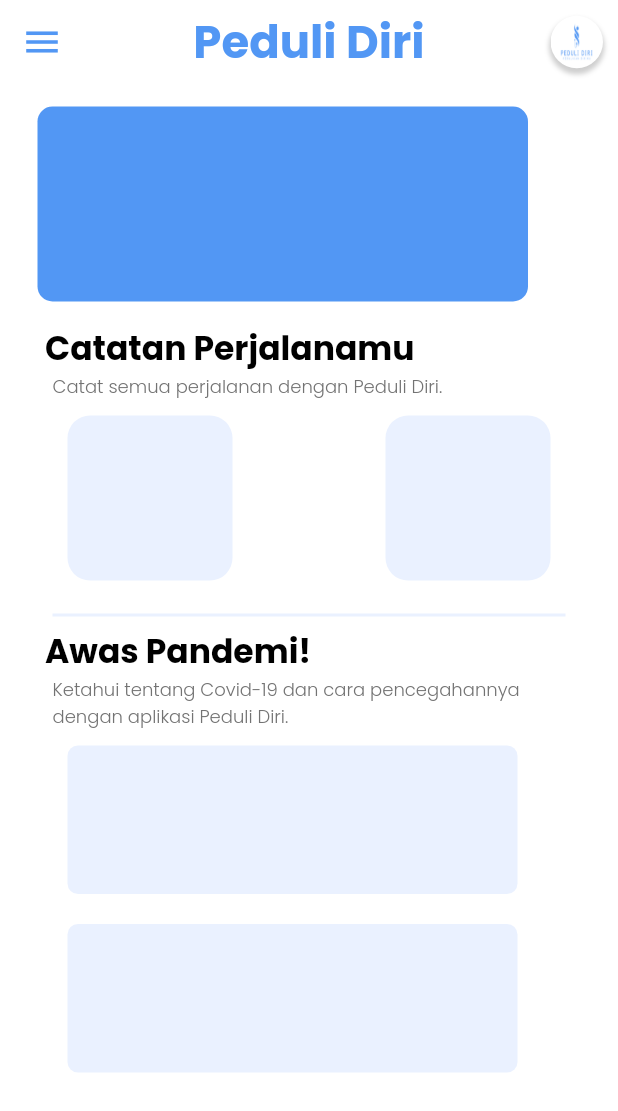
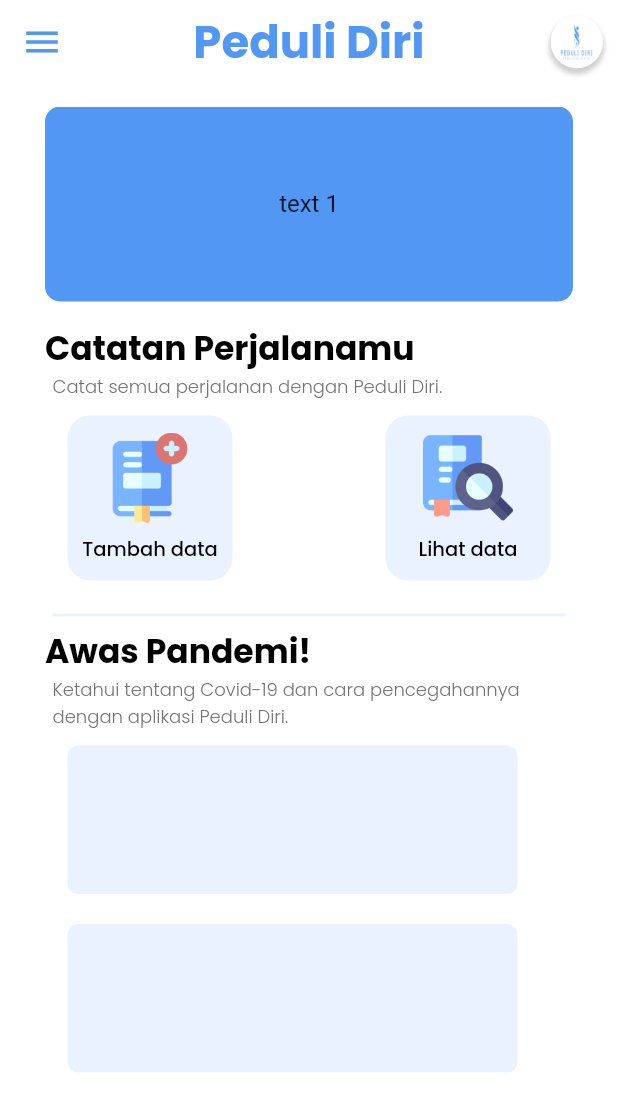
Before and after one commit to AldiJulianto/PeduliDiri, a Flutter app: the DasboardView screen opened by its route, on a phone screen of 412 x 824 dp. Shown: the top 1111 px of the screen. Run offline on Flutter 3.47's test engine with Material 2 defaults, Android fonts, the light colour scheme and no system bars; drawn by our look-alikes of carousel_slider; our stand-ins replace cool_alert, flutter_svg, sqflite; accounts and stored records are empty.

Commit message:
Desain Dasboard && Fungsi Login

```diff
--- a/lib/services/database_handler.dart
+++ b/lib/services/database_handler.dart
@@ -1,4 +1,5 @@
 import 'package:peduli_diri/models/user_model.dart';
+import 'package:peduli_diri/viewmodels/register_view_model.dart';
 import 'package:sqflite/sqflite.dart';
 import 'package:path/path.dart';
 import 'package:path_provider/path_provider.dart';
@@ -43,7 +44,7 @@
   }
 
 
-  Future<UserModel> saveData(UserModel user) async {
+  Future<UserModel> saveData( UserModel user) async {
     var dbClient = await db;
     user.nik = (await dbClient!.insert(tableUser, user.toMap())).toString( );
     return user;
--- a/lib/ui/route.dart
+++ b/lib/ui/route.dart
@@ -1,4 +1,5 @@
 import 'package:flutter/material.dart';
+import 'package:peduli_diri/ui/views/test_card.dart';
 import 'views/dasboard_view.dart';
 import 'views/landing_view.dart';
 import 'views/login_view.dart';
@@ -16,6 +17,8 @@
         return MaterialPageRoute(builder: (_) => RegisterView());
       case DasboardRoute:
         return MaterialPageRoute(builder: (_) => DasboardView());
+      case TestRoute:
+        return MaterialPageRoute(builder: (_) => testCard());
       default:
         return MaterialPageRoute(
           builder: (_) => Scaffold(
--- a/lib/ui/views/dasboard_view.dart
+++ b/lib/ui/views/dasboard_view.dart
@@ -1,3 +1,4 @@
+import 'package:carousel_slider/carousel_slider.dart';
 import 'package:flutter/material.dart';
 import 'package:peduli_diri/ui/widgets/teks_widget.dart';
 import 'package:peduli_diri/utility/constans.dart';
@@ -50,8 +51,9 @@
             children: [
               InkWell(
                 child: Container(child: Text("Logout")),
-               onTap: (){
-                 Navigator.pushNamedAndRemoveUntil(context, loginRoute, (route) => false);
+                onTap: () {
+                  Navigator.pushNamedAndRemoveUntil(
+                      context, loginRoute, (route) => false);
                 },
               )
             ],
@@ -64,10 +66,32 @@
           Container(
             margin: EdgeInsets.fromLTRB(25, 15, 25, 15),
             height: 130,
-            width: 327,
+            width: 375,
+            decoration: BoxDecoration(
+                borderRadius: BorderRadius.all(Radius.circular(10))),
+            child: CarouselSlider(
+              options: CarouselOptions(
+                  viewportFraction: 1, height: 130, autoPlay: true),
+              items: [1, 2, 3, 4, 5].map((i) {
+                return Builder(
+                  builder: (BuildContext context) {
+                    return Container(
+                        width: MediaQuery.of(context).size.width,
+                        margin: EdgeInsets.symmetric(horizontal: 5.0),
                         decoration: BoxDecoration(
                             color: kPrimaryColor,
-                borderRadius: BorderRadius.all(Radius.circular(10))),
+                            borderRadius:
+                                BorderRadius.all(Radius.circular(10))),
+                        child: Center(
+                          child: Text(
+                            'text $i',
+                            style: TextStyle(fontSize: 16.0),
+                          ),
+                        ));
+                  },
+                );
+              }).toList(),
+            ),
           ),
           Container(
               margin: EdgeInsets.symmetric(horizontal: 30),
@@ -77,8 +101,7 @@
                 fontWeight: FontWeight.w700,
                 fontFamily: fontPopppins,
                 fontSize: 22,
-            )
-          ),
+              )),
           Container(
             margin: EdgeInsets.symmetric(horizontal: 35),
             child: TeksWidgets(
@@ -89,32 +112,78 @@
               fontSize: 12,
             ),
           ),
-
           Container(
-            margin: EdgeInsets.fromLTRB(45, 10, 45, 15  ),
+            margin: EdgeInsets.fromLTRB(45, 10, 45, 15),
             child: Row(
               mainAxisAlignment: MainAxisAlignment.spaceBetween,
               children: [
-                Container(
+                GestureDetector(
+                  onTap: () {
+                    Navigator.pushNamed(context, TestRoute);
+                  },
+                  child: Container(
                     decoration: BoxDecoration(
-                    borderRadius: BorderRadius.all(Radius.circular(15 )),
+                      borderRadius: BorderRadius.all(Radius.circular(15)),
                       color: kLightColor,
                     ),
                     height: 110,
                     width: 110,
+                    child: Column(
+                      mainAxisAlignment: MainAxisAlignment.center,
+                      children: [
+                        Image.asset(
+                          iconBook,
+                          width: 60,
                         ),
-                Container(
+                        SizedBox(
+                          height: 8,
+                        ),
+                        TeksWidgets(
+                          data: "Tambah data",
+                          fontColor: Colors.black,
+                          fontFamily: fontPopppins,
+                          fontSize: 13,
+                          fontWeight: FontWeight.w500,
+                        )
+                      ],
+                    ),
+                  ),
+                ),
+                GestureDetector(
+                  onTap: () {
+                    Navigator.pushNamed(context, TestRoute);
+                  },
+                  child: Container(
                     decoration: BoxDecoration(
-                    borderRadius: BorderRadius.all(Radius.circular(15 )),
+                      borderRadius: BorderRadius.all(Radius.circular(15)),
                       color: kLightColor,
                     ),
                     height: 110,
                     width: 110,
+                    child: Column(
+                      mainAxisAlignment: MainAxisAlignment.center,
+                      children: [
+                        Image.asset(
+                          iconBookSch,
+                          width: 60,
+                        ),
+                        SizedBox(
+                          height: 8,
+                        ),
+                        TeksWidgets(
+                          data: "Lihat data",
+                          fontColor: Colors.black,
+                          fontFamily: fontPopppins,
+                          fontSize: 13,
+                          fontWeight: FontWeight.w500,
+                        )
+                      ],
+                    ),
+                  ),
                 ),
               ],
             ),
           ),
-
           Container(
             margin: EdgeInsets.symmetric(horizontal: 35),
             child: Divider(
@@ -122,7 +191,6 @@
               color: kLightColor,
             ),
           ),
-
           Container(
               margin: EdgeInsets.symmetric(horizontal: 30),
               child: TeksWidgets(
@@ -131,35 +199,39 @@
                 fontWeight: FontWeight.w700,
                 fontFamily: fontPopppins,
                 fontSize: 22,
-            )
-          ),
+              )),
           Container(
             margin: EdgeInsets.symmetric(horizontal: 35),
             child: TeksWidgets(
-              data: "Ketahui tentang Covid-19 dan cara pencegahannya dengan aplikasi Peduli Diri.",
+              data:
+                  "Ketahui tentang Covid-19 dan cara pencegahannya dengan aplikasi Peduli Diri.",
               fontColor: kBlackColor,
               fontWeight: FontWeight.w300,
               fontFamily: fontPopppins,
               fontSize: 12,
             ),
           ),
-          SizedBox(height: 10,),
+          SizedBox(
+            height: 10,
+          ),
           Container(
             margin: EdgeInsets.symmetric(horizontal: 45),
             child: Column(
               children: [
                 Container(
                   decoration: BoxDecoration(
-                    borderRadius: BorderRadius.all(Radius.circular(7 )),
+                    borderRadius: BorderRadius.all(Radius.circular(7)),
                     color: kLightColor,
                   ),
                   height: 99,
                   width: 300,
                 ),
-                SizedBox(height: 20,),
+                SizedBox(
+                  height: 20,
+                ),
                 Container(
                   decoration: BoxDecoration(
-                    borderRadius: BorderRadius.all(Radius.circular(7 )),
+                    borderRadius: BorderRadius.all(Radius.circular(7)),
                     color: kLightColor,
                   ),
                   height: 99,
--- a/lib/ui/views/register_view.dart
+++ b/lib/ui/views/register_view.dart
@@ -48,7 +48,6 @@
 
       dbHelper.saveData(uModel).then((userData){
         alertDiaglogSucces(context, "Sukes");
-        Navigator.pushNamedAndRemoveUntil(context, loginRoute, (route) => false);
 
       }).catchError((error){
         print("error");
@@ -106,6 +105,7 @@
                         CustomeFormField(
                             controller: _conRegNik,
                             iconData: Icons.credit_card_rounded,
+                            maximalLength: 16,
                             isSecure: false,
                             textInputType: TextInputType.number,
                             hintText: "NIK"),
@@ -114,6 +114,7 @@
                           controller: _conRegNama,
                             iconData: Icons.person_outline_rounded,
                             isSecure: false,
+                            maximalLength: 50,
                             textInputType: TextInputType.name,
                             hintText: "Nama Lengkap"),
                         //Form Password
--- a/lib/utility/constans.dart
+++ b/lib/utility/constans.dart
@@ -16,9 +16,13 @@
 String gambarLanding2 = 'assets/images/landing2.svg';
 String gambarLanding3 = 'assets/images/landing3.svg';
 String emoticon = 'assets/images/emoW.png';
+String iconBook = 'assets/images/iconBk.png';
+String iconBookSch = 'assets/images/iconBkSc.png';
+
 
 //ROUTING
 const String landingRoute = 'landingView';
 const String loginRoute = '/loginView';
 const String RegisterRoute = '/registerView';
 const String DasboardRoute = '/dasboardView';
+const String TestRoute = '/testView';
--- a/pubspec.yaml
+++ b/pubspec.yaml
@@ -38,7 +38,7 @@
   path_provider: ^2.0.2
   sqflite: ^2.0.2
   cool_alert: ^1.1.0
-  toast: ^0.1.5
+  carousel_slider: ^4.0.0
 
 dev_dependencies:
   flutter_test:
```
Also changed, not shown: lib/ui/views/login_view.dart (+11 -1 lines), lib/ui/views/test_card.dart (added, +46 -0 lines), lib/ui/widgets/form_field_widget.dart (+6 -1 lines), lib/viewmodels/login_view_model.dart (added, +18 -0 lines), assets/images/iconBk.png (added), assets/images/iconBkSc.png (added), pubspec.lock. Lines whose indentation alone changed are shown as unchanged.
